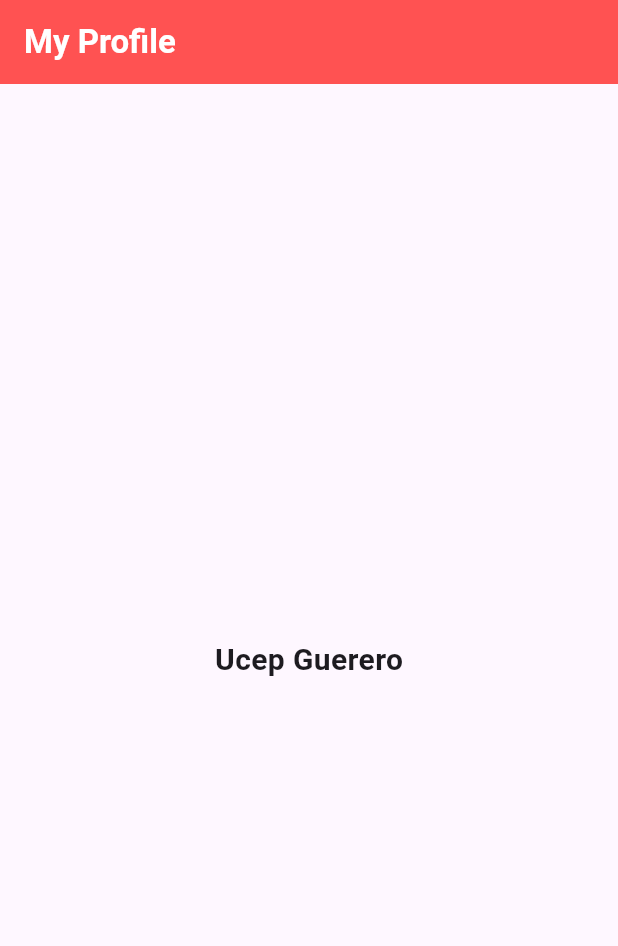
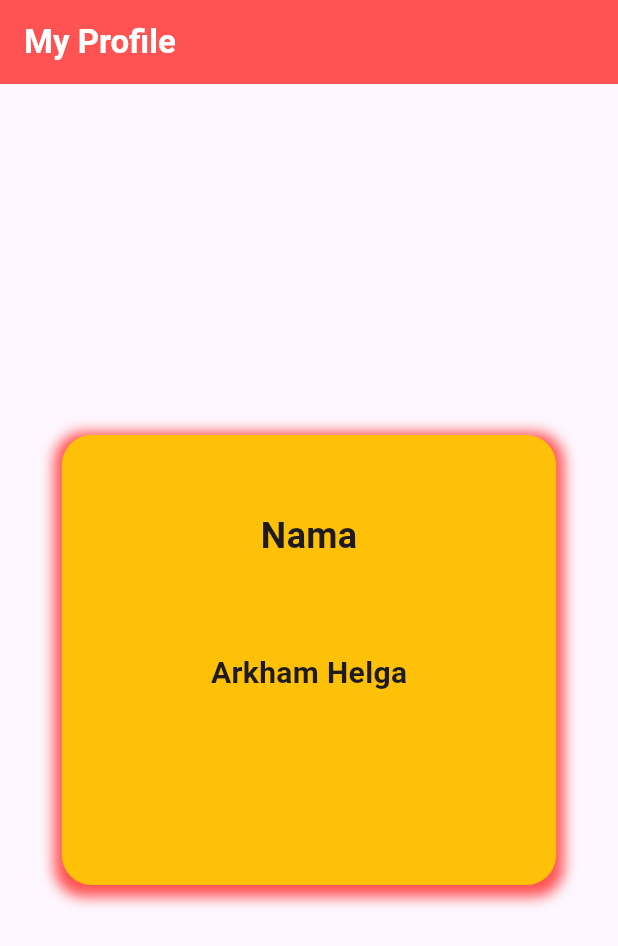
Before and after one commit to arkhamhelga/flutter_profile_card, a Flutter app: the screen it shows after launch, on a phone screen of 412 x 824 dp. Shown: the top 946 px of the screen. Run offline on Flutter 3.47's test engine with Material 3 defaults, Android fonts, the phone set to English and light mode, and no system bars.

Commit message:
Belajar sizeboks,padding dan container

```diff
--- a/lib/profile.dart
+++ b/lib/profile.dart
@@ -10,24 +10,53 @@ class profilecard extends StatelessWidget {
         backgroundColor: Colors.redAccent,
         title: const Text(
           'My Profile',
-          style: TextStyle(
-            color: Colors.white,
-            fontWeight: FontWeight.bold,
-          ),
+          style: TextStyle(color: Colors.white, fontWeight: FontWeight.bold),
         ),
       ),
       body: Center(
         child: Column(
           mainAxisAlignment: MainAxisAlignment.center,
           children: [
-            Text('Ucep Guerero', style: TextStyle(fontSize: 20, fontWeight: FontWeight.bold),
+            Container(
+              width: MediaQuery.of(context).size.width * 0.8, //
+              height: 300,
+              decoration: BoxDecoration(
+                borderRadius: BorderRadius.circular(20),
+                color: Colors.amber,
+                boxShadow: [
+                  BoxShadow(
+                    color: Colors.redAccent,
+                    spreadRadius: 5.0,
+                    blurRadius: 7.0,
+                    offset: Offset(0, 3),
+                  ),
+                ],
+              ),
+              child: Column(
+                children: [
+                  Padding(
+                    padding: const EdgeInsets.symmetric(horizontal:  20, vertical:  50),
+                    /**
+                     * only : hanya memberi satu posisi
+                     * symmetric : memberi jarak sumbu x/y
+                     * all: memberi semua jarak
+                     */
+                    child: Text(
+                      'Nama',
+                      style: TextStyle(
+                        fontSize: 24,
+                        fontWeight: FontWeight.bold,
+                      ),
+                    ),
+                  ),
+                  SizedBox(height: 10),
+                  Text(
+                    'Arkham Helga',
+                    style: TextStyle(fontSize: 20, fontWeight: FontWeight.bold),
+                  ),
+                ],
+              ),
             ),
-            Row(
-              children: <Widget>[
-                Column(),
-                Column(),
-              ],
-            )
           ],
         ),
       ),
```
